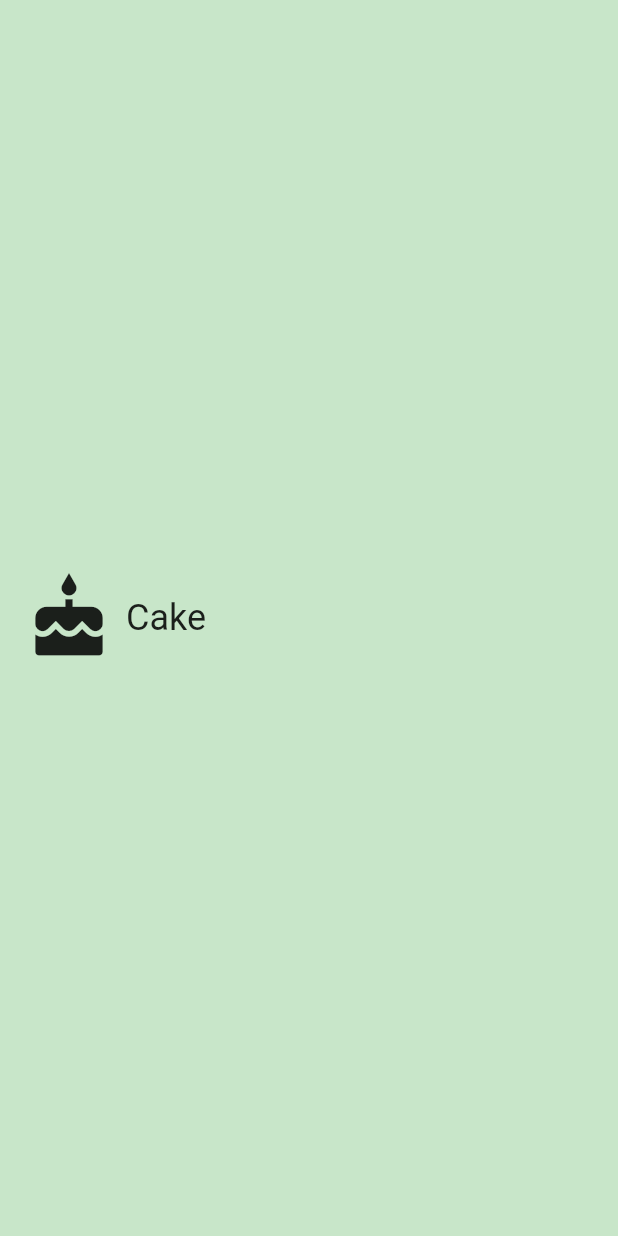
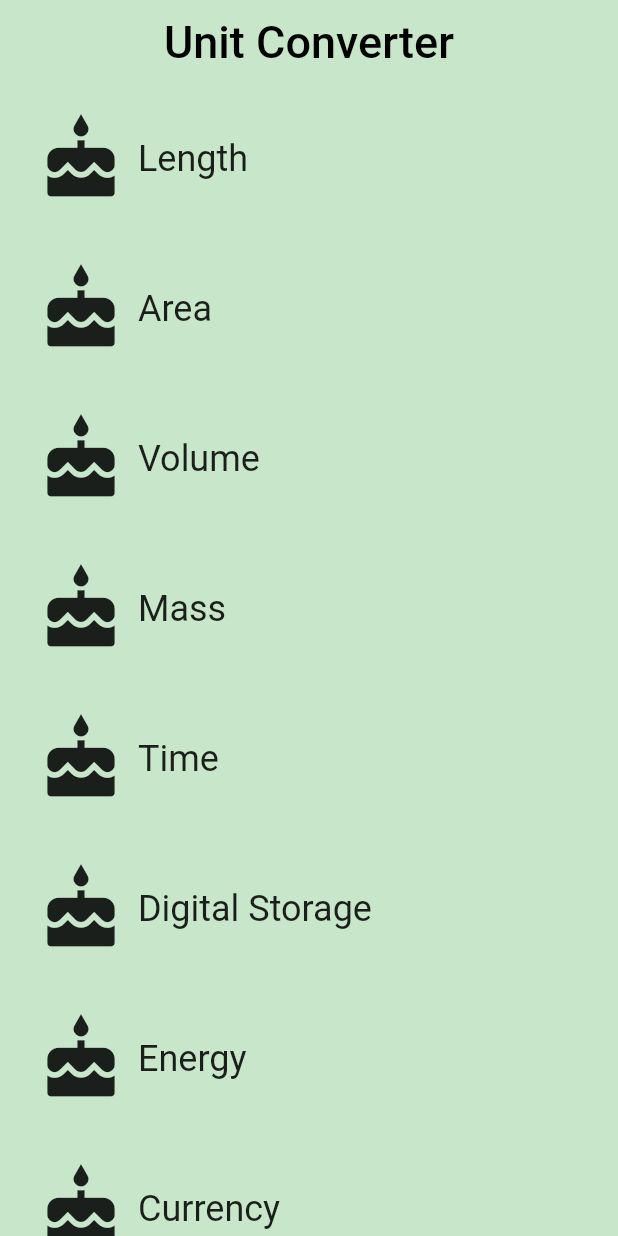
Before and after one commit to amit-hassan/unit_converter, a Flutter app: the screen it shows after launch, on a phone screen of 412 x 824 dp. Run offline on Flutter 3.47's test engine with Material 2 defaults, Android fonts, the phone set to English and light mode, and no system bars.

Commit message:
Category Route Page added

```diff
--- /dev/null
+++ b/lib/category_route.dart
@@ -0,0 +1,79 @@
+import 'package:flutter/material.dart';
+import 'package:unit_converter_app/category.dart';
+
+final _backgroundColor = Colors.green[100];
+
+class CategoryRoute extends StatelessWidget {
+
+  const CategoryRoute({Key? key}) : super(key: key);
+
+  static const _categoryNames = <String>[
+    'Length',
+    'Area',
+    'Volume',
+    'Mass',
+    'Time',
+    'Digital Storage',
+    'Energy',
+    'Currency',
+  ];
+
+  static const _baseColors = <Color>[
+    Colors.teal,
+    Colors.orange,
+    Colors.pinkAccent,
+    Colors.blueAccent,
+    Colors.yellow,
+    Colors.greenAccent,
+    Colors.purpleAccent,
+    Colors.red,
+  ];
+
+  /// Makes the correct number of rows for the list view.
+  ///
+  /// For portrait, we construct a [ListView] from the list of category widgets.
+  Widget _buildCategoryWidgets(List<Widget> categories) {
+    return ListView.builder(
+        itemBuilder: (BuildContext context, int index) => categories[index],
+        itemCount: categories.length,
+    );
+  }
+
+  @override
+  Widget build(BuildContext context) {
+
+    final categories = <Category>[];
+
+    for(var i = 0; i < _categoryNames.length; i++) {
+      categories.add(Category(
+          name: _categoryNames[i],
+          color: _baseColors[i] as ColorSwatch<dynamic>,
+          iconLocation: Icons.cake,
+      ));
+    }
+
+    final listView = Container(
+      color: _backgroundColor,
+      padding: const EdgeInsets.symmetric(horizontal: 8.0),
+      child: _buildCategoryWidgets(categories),
+    );
+
+    final appBar = AppBar(
+      elevation: 0.0,
+      title: const Text(
+        'Unit Converter',
+        style: TextStyle(
+          color: Colors.black,
+          fontSize: 30.0
+        ),
+      ),
+      centerTitle: true,
+      backgroundColor: _backgroundColor,
+    );
+
+    return Scaffold(
+      appBar: appBar,
+      body: listView,
+    );
+  }
+}
--- a/lib/main.dart
+++ b/lib/main.dart
@@ -1,9 +1,5 @@
 import 'package:flutter/material.dart';
-import 'package:unit_converter_app/category.dart';
-
-const _categoryName = 'Cake';
-const _categoryIcon = Icons.cake;
-const _categoryColor = Colors.green;
+import 'package:unit_converter_app/category_route.dart';
 
 /// The function that is called when main.dart is run.
 void main() {
@@ -17,19 +13,10 @@ class UnitConverterApp extends StatelessWidget {
 
   @override
   Widget build(BuildContext context) {
-    return MaterialApp(
+    return const MaterialApp(
       debugShowCheckedModeBanner: false,
       title: 'Unit Converter',
-      home: Scaffold(
-        backgroundColor: Colors.green[100],
-        body: const Center(
-          child: Category(
-            name: _categoryName,
-            color: _categoryColor,
-            iconLocation: _categoryIcon,
-          ),
-        ),
-      ),
+      home: CategoryRoute()
     );
   }
 }
```
